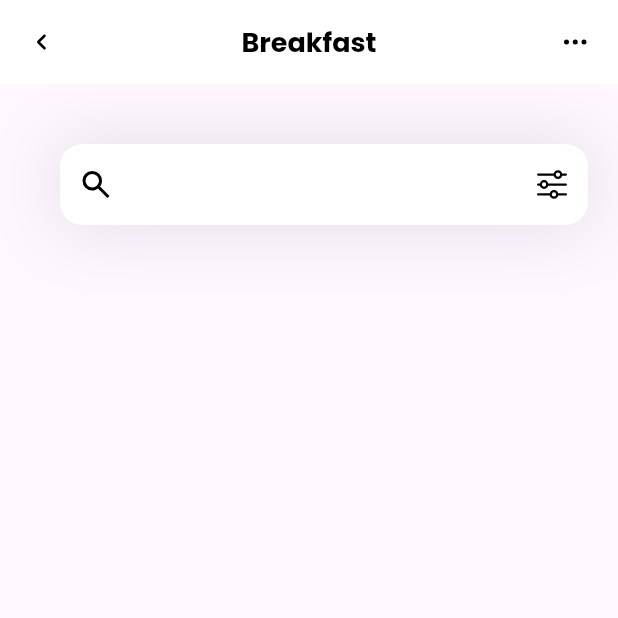
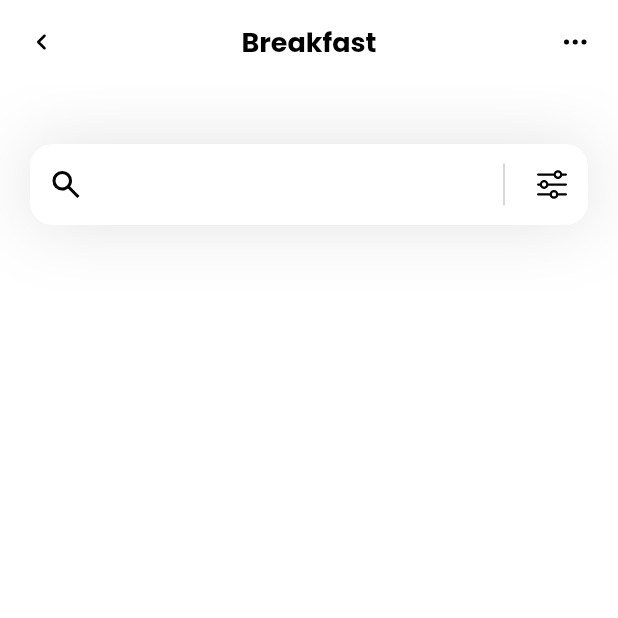
Before and after one commit to xdKeto/fitnessAppUI, a Flutter app: the screen it shows after launch, on a phone screen of 412 x 824 dp, the top half of it. Run offline on Flutter 3.47's test engine with Material 3 defaults, Android fonts, the phone set to English and light mode, and no system bars; our stand-ins replace flutter_svg.

Commit message:
search field done

```diff
--- a/lib/pages/home.dart
+++ b/lib/pages/home.dart
@@ -8,10 +8,18 @@ class HomePage extends StatelessWidget {
   Widget build(BuildContext context) {
     return Scaffold(
       appBar: appbar(),
+      backgroundColor: Colors.white,
       body: Column(
         children: [
-          Container(
-            margin: EdgeInsets.only(top: 40, left: 40, right: 20),
+          searchField()
+        ],
+      ),
+    );
+  }
+
+  Container searchField() {
+    return Container(
+          margin: const EdgeInsets.only(top: 40, left: 20, right: 20),
           decoration: BoxDecoration(
             boxShadow: [
               BoxShadow(
@@ -25,23 +33,41 @@ class HomePage extends StatelessWidget {
             decoration: InputDecoration(
               filled: true,
               fillColor: Colors.white,
-                contentPadding: EdgeInsets.all(15),
+              contentPadding: const EdgeInsets.all(15),
+              hintText: "Search Pancakes",
+              hintStyle: const TextStyle(
+                color: Colors.white,
+                fontSize: 14,
+              ),
               prefixIcon: Padding(
                 padding: const EdgeInsets.all(12),
                 child: SvgPicture.asset('assets/icons/search.svg'),
               ),
-                suffixIcon: Padding(
+              suffixIcon: SizedBox(
+                width: 100,
+                child: IntrinsicHeight(
+                  child: Row(
+                    mainAxisAlignment: MainAxisAlignment.end,
+                    children: [
+                      const VerticalDivider(
+                        color: Colors.black,
+                        thickness: 0.2,
+                        indent: 10,
+                        endIndent: 10,
+                      ),
+                      Padding(
                           padding: const EdgeInsets.all(12),
                           child: SvgPicture.asset('assets/icons/filter.svg'),
+                      ),
+                    ],
+                  ),
+                ),
               ),
               border: OutlineInputBorder(
                 borderRadius: BorderRadius.circular(15),
                 borderSide: BorderSide.none
               )
             ),
-            ),
-          )
-        ],
           ),
         );
   }
@@ -63,10 +89,9 @@ AppBar appbar(){
               alignment: Alignment.center,
               decoration: BoxDecoration(
                   color: Colors.white, borderRadius: BorderRadius.circular(10)),
-              child: SvgPicture.asset(
-                'assets/icons/arrow-left.svg',
-                height: 20,
-                width: 20,
+              child: Padding(
+                  padding: const EdgeInsets.all(8),
+                  child: SvgPicture.asset('assets/icons/arrow-left.svg'),
                   )),
         ),
         actions: [
@@ -79,10 +104,9 @@ AppBar appbar(){
                     color: Colors.white,
                     borderRadius: BorderRadius.circular(10)),
                 width: 37,
-                child: SvgPicture.asset(
-                  'assets/icons/dots.svg',
-                  height: 20,
-                  width: 20,
+                child: Padding(
+                  padding: const EdgeInsets.all(8),
+                  child: SvgPicture.asset('assets/icons/dots.svg'),
                   )),
           )
         ],
```
Lines whose indentation alone changed are shown as unchanged.
